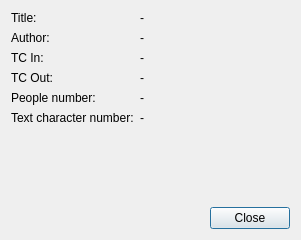
Above: app/Joker/PropertyDialog.ui from JokerSync/Joker before the change. Below: the same form after it.
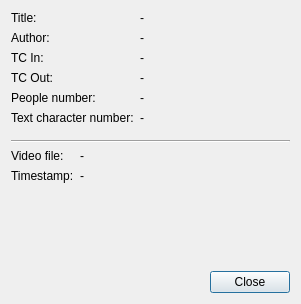
That is the form after the change.

Commit message: video properties

```diff
--- a/app/Joker/PropertyDialog.ui
+++ b/app/Joker/PropertyDialog.ui
@@ -7,7 +7,7 @@
     <x>0</x>
     <y>0</y>
     <width>301</width>
-    <height>240</height>
+    <height>304</height>
    </rect>
   </property>
   <property name="windowTitle">
@@ -16,6 +16,9 @@
   <layout class="QVBoxLayout" name="verticalLayout">
    <item>
     <layout class="QFormLayout" name="formLayout">
+     <property name="fieldGrowthPolicy">
+      <enum>QFormLayout::FieldsStayAtSizeHint</enum>
+     </property>
      <item row="0" column="0">
       <widget class="QLabel" name="label">
        <property name="text">
@@ -95,6 +98,52 @@
      </item>
      <item row="5" column="1">
       <widget class="QLabel" name="charNumberLabel">
+       <property name="text">
+        <string>-</string>
+       </property>
+      </widget>
+     </item>
+     <item row="6" column="0">
+      <widget class="Line" name="line_2">
+       <property name="orientation">
+        <enum>Qt::Horizontal</enum>
+       </property>
+      </widget>
+     </item>
+    </layout>
+   </item>
+   <item>
+    <widget class="Line" name="line_3">
+     <property name="orientation">
+      <enum>Qt::Horizontal</enum>
+     </property>
+    </widget>
+   </item>
+   <item>
+    <layout class="QFormLayout" name="formLayout_2">
+     <item row="0" column="0">
+      <widget class="QLabel" name="label_3">
+       <property name="text">
+        <string>Video file:</string>
+       </property>
+      </widget>
+     </item>
+     <item row="0" column="1">
+      <widget class="QLabel" name="videoFileLabel">
+       <property name="text">
+        <string>-</string>
+       </property>
+      </widget>
+     </item>
+     <item row="1" column="0">
+      <widget class="QLabel" name="label_6">
+       <property name="text">
+        <string>Timestamp:</string>
+       </property>
+      </widget>
+     </item>
+     <item row="1" column="1">
+      <widget class="QLabel" name="timestampLabel">
        <property name="text">
         <string>-</string>
        </property>
```
Left out of the diff: 14 changed lines with no effect on the pictures. The commit also changes 5 other files.
